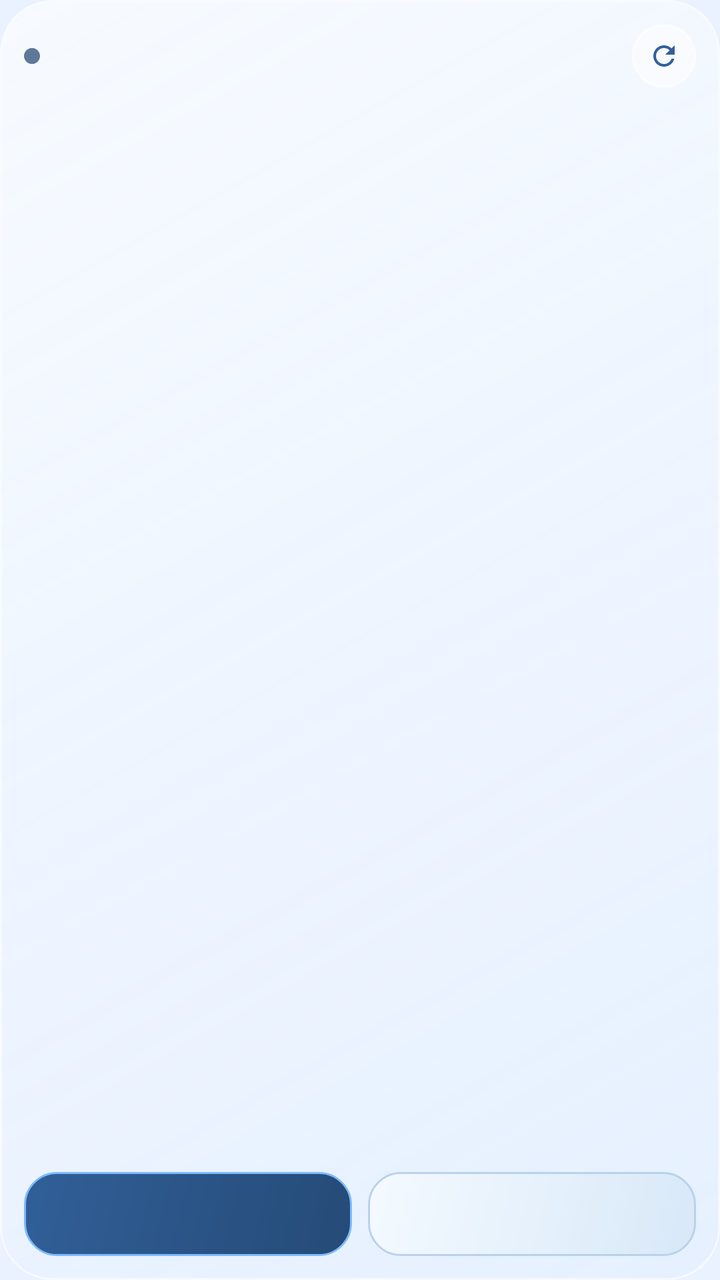
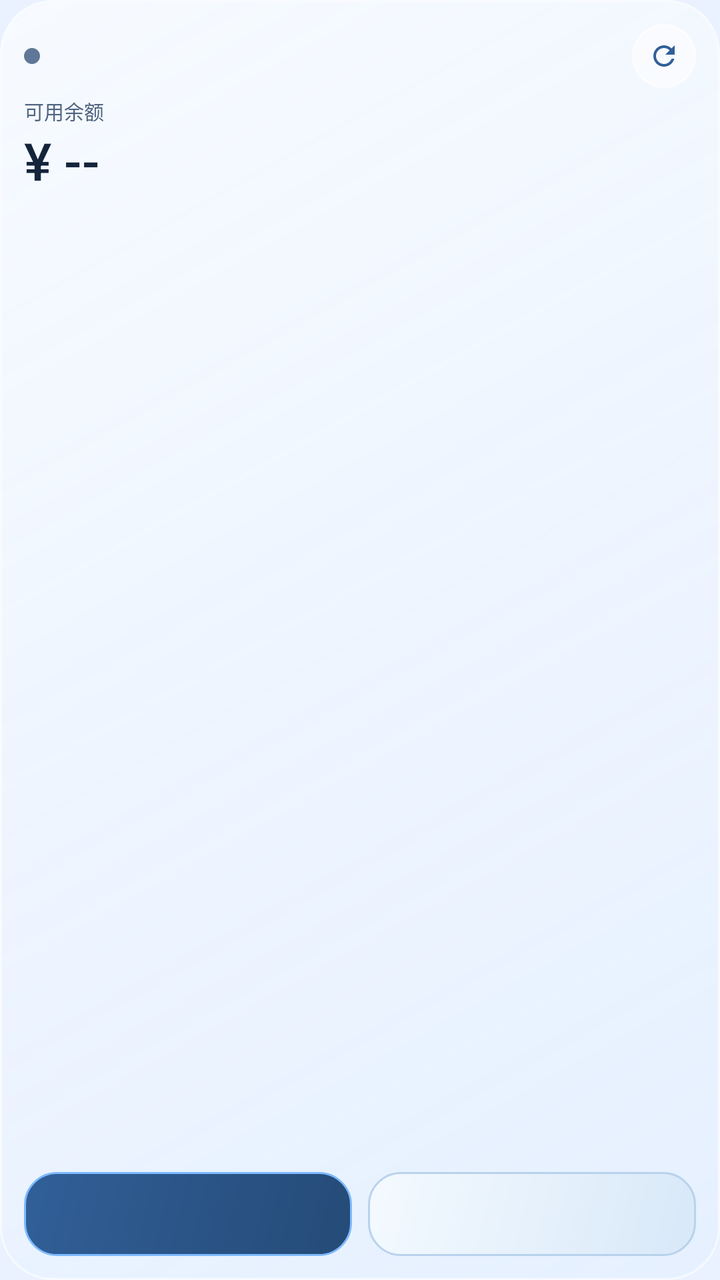

Screens rendered from an Android XML layout before and after an edit, with the pre-edit source and the edit as a unified diff.
<!-- AndroidManifest.xml: application theme Theme.HotWater -->
<!-- res/layout/widget_hotwater_tall.xml -->
<?xml version="1.0" encoding="utf-8"?>
<LinearLayout xmlns:android="http://schemas.android.com/apk/res/android"
    android:id="@+id/widget_root" android:layout_width="match_parent" android:layout_height="match_parent"
    android:orientation="vertical" android:padding="12dp" android:background="@drawable/widget_glass_background">
    <LinearLayout android:layout_width="match_parent" android:layout_height="32dp"
        android:orientation="horizontal" android:gravity="center_vertical">
        <ImageView android:id="@+id/widget_expanded_status_dot" android:layout_width="8dp" android:layout_height="8dp"
            android:layout_marginEnd="6dp" android:background="@drawable/widget_status_dot_idle" android:contentDescription="@null" />
        <TextView android:id="@+id/widget_expanded_status" android:layout_width="0dp" android:layout_weight="1"
            android:layout_height="wrap_content" android:maxLines="1" android:ellipsize="end"
            android:textSize="11sp" android:textColor="@color/text_secondary" android:fontFamily="sans-serif-medium" />
        <ImageView android:id="@+id/widget_refresh_button" android:layout_width="32dp" android:layout_height="32dp"
            android:background="@drawable/widget_refresh_button" android:padding="8dp" android:src="@drawable/ic_widget_refresh"
            android:contentDescription="刷新状态" android:clickable="true" android:focusable="true" />
    </LinearLayout>
    <LinearLayout android:layout_width="match_parent" android:layout_height="0dp" android:layout_weight="1"
        android:orientation="vertical" android:gravity="center_vertical" android:paddingTop="4dp" android:paddingBottom="6dp">
        <TextView android:id="@+id/widget_expanded_title" android:layout_width="match_parent" android:layout_height="wrap_content"
            android:maxLines="2" android:ellipsize="end" android:textSize="17sp" android:textColor="@color/text_primary" android:fontFamily="sans-serif-medium" />
        <TextView android:id="@+id/widget_expanded_detail" android:layout_width="match_parent" android:layout_height="wrap_content"
            android:layout_marginTop="4dp" android:maxLines="1" android:ellipsize="end" android:textSize="11sp" android:textColor="@color/text_secondary" />
        <TextView android:id="@+id/widget_expanded_usage" android:layout_width="match_parent" android:layout_height="wrap_content"
            android:layout_marginTop="6dp" android:maxLines="1" android:ellipsize="end" android:textSize="10sp" android:textColor="@color/text_secondary" />
        <TextView android:id="@+id/widget_expanded_updated" android:layout_width="match_parent" android:layout_height="wrap_content"
            android:layout_marginTop="2dp" android:maxLines="1" android:ellipsize="end" android:textSize="10sp" android:textColor="@color/text_secondary" />
    </LinearLayout>
    <LinearLayout android:layout_width="match_parent" android:layout_height="42dp" android:orientation="horizontal">
        <TextView android:id="@+id/widget_open_button" android:layout_width="0dp" android:layout_weight="1" android:layout_height="match_parent"
            android:gravity="center" android:background="@drawable/widget_glass_action_open" android:textColor="@android:color/white"
            android:singleLine="true" android:ellipsize="end" android:textSize="11sp" android:fontFamily="sans-serif-medium" />
        <TextView android:id="@+id/widget_close_button" android:layout_width="0dp" android:layout_weight="1" android:layout_height="match_parent"
            android:layout_marginStart="8dp" android:gravity="center" android:background="@drawable/widget_glass_action_close" android:textColor="@color/text_primary"
            android:singleLine="true" android:ellipsize="end" android:textSize="11sp" android:fontFamily="sans-serif-medium" />
    </LinearLayout>
</LinearLayout>
<!-- resources referenced by this layout -->
<resources>
  <color name="text_primary">#14243B</color>
  <color name="text_secondary">#4F6480</color>
  <!-- drawable ic_widget_refresh (drawable) -->
  <?xml version="1.0" encoding="utf-8"?>
  <vector xmlns:android="http://schemas.android.com/apk/res/android"
      android:width="24dp"
      android:height="24dp"
      android:viewportWidth="24"
      android:viewportHeight="24">
      <path
          android:fillColor="@color/accent"
          android:pathData="M17.65,6.35C16.2,4.9 14.21,4 12,4c-4.42,0 -7.99,3.58 -7.99,8s3.57,8 7.99,8c3.73,0 6.84,-2.55 7.73,-6h-2.08c-0.82,2.33 -3.04,4 -5.65,4c-3.31,0 -6,-2.69 -6,-6s2.69,-6 6,-6c1.66,0 3.14,0.69 4.22,1.78L13,11h7V4z" />
  </vector>
  <!-- drawable widget_glass_action_close (drawable) -->
  <?xml version="1.0" encoding="utf-8"?>
  <shape xmlns:android="http://schemas.android.com/apk/res/android">
      <gradient
          android:angle="315"
          android:endColor="#D8E8F8"
          android:startColor="#F4FAFF" />
      <corners android:radius="16dp" />
      <stroke
          android:width="1dp"
          android:color="#B9D2EC" />
  </shape>
  <!-- drawable widget_glass_action_open (drawable) -->
  <?xml version="1.0" encoding="utf-8"?>
  <shape xmlns:android="http://schemas.android.com/apk/res/android">
      <gradient
          android:angle="315"
          android:endColor="#254B77"
          android:startColor="#315F98" />
      <corners android:radius="16dp" />
      <stroke
          android:width="1dp"
          android:color="#7EBAFF" />
  </shape>
  <!-- drawable widget_glass_background (drawable) -->
  <?xml version="1.0" encoding="utf-8"?>
  <shape xmlns:android="http://schemas.android.com/apk/res/android">
      <gradient
          android:angle="315"
          android:endColor="#C9E4EFFF"
          android:startColor="#E6F8FBFF" />
      <corners android:radius="26dp" />
      <stroke
          android:width="1dp"
          android:color="#A0FFFFFF" />
  </shape>
  <!-- drawable widget_refresh_button (drawable) -->
  <?xml version="1.0" encoding="utf-8"?>
  <shape xmlns:android="http://schemas.android.com/apk/res/android">
      <solid android:color="@color/chip_fill" />
      <corners android:radius="16dp" />
      <stroke
          android:width="1dp"
          android:color="@color/border" />
  </shape>
  <!-- drawable widget_status_dot_idle (drawable) -->
  <?xml version="1.0" encoding="utf-8"?>
  <shape xmlns:android="http://schemas.android.com/apk/res/android">
      <solid android:color="#5F7899" />
      <corners android:radius="99dp" />
  </shape>
  <style name="Theme.HotWater" parent="Theme.Material3.Light.NoActionBar">
          <item name="android:statusBarColor">@android:color/transparent</item>
          <item name="android:navigationBarColor">@android:color/transparent</item>
          <item name="android:windowBackground">@color/startup_sky_system</item>
          <item name="android:windowSplashScreenBackground" tools:targetApi="s">@color/startup_sky_system</item>
          <item name="android:windowDisablePreview">@bool/startup_disable_preview</item>
          <item name="android:windowLightStatusBar" tools:targetApi="m">true</item>
          <item name="colorPrimary">@color/text_primary</item>
          <item name="colorOnPrimary">@android:color/white</item>
          <item name="colorSurface">@color/surface</item>
      </style>
  <color name="accent">#315F98</color>
  <color name="chip_fill">#80FFFFFF</color>
  <color name="border">#A6FFFFFF</color>
  <color name="startup_sky_system">#EAF2FF</color>
  <color name="surface">#E9F3FF</color>
</resources>

<!-- the commit's change to res/layout/widget_hotwater_tall.xml (unified diff, before → after) -->
@@ -14,7 +14,9 @@
             android:contentDescription="刷新状态" android:clickable="true" android:focusable="true" />
     </LinearLayout>
     <LinearLayout android:layout_width="match_parent" android:layout_height="0dp" android:layout_weight="1"
-        android:orientation="vertical" android:gravity="center_vertical" android:paddingTop="4dp" android:paddingBottom="6dp">
+        android:orientation="vertical" android:gravity="top" android:paddingTop="4dp" android:paddingBottom="6dp">
+        <TextView android:id="@+id/widget_classic_balance_label" android:layout_width="match_parent" android:layout_height="wrap_content" android:text="可用余额" android:textSize="10sp" android:textColor="@color/text_secondary" />
+        <TextView android:id="@+id/widget_classic_balance" android:layout_width="match_parent" android:layout_height="wrap_content" android:text="¥ --" android:singleLine="true" android:textSize="26sp" android:fontFamily="sans-serif-medium" android:textColor="@color/text_primary" android:layout_marginBottom="4dp" />
         <TextView android:id="@+id/widget_expanded_title" android:layout_width="match_parent" android:layout_height="wrap_content"
             android:maxLines="2" android:ellipsize="end" android:textSize="17sp" android:textColor="@color/text_primary" android:fontFamily="sans-serif-medium" />
         <TextView android:id="@+id/widget_expanded_detail" android:layout_width="match_parent" android:layout_height="wrap_content"
